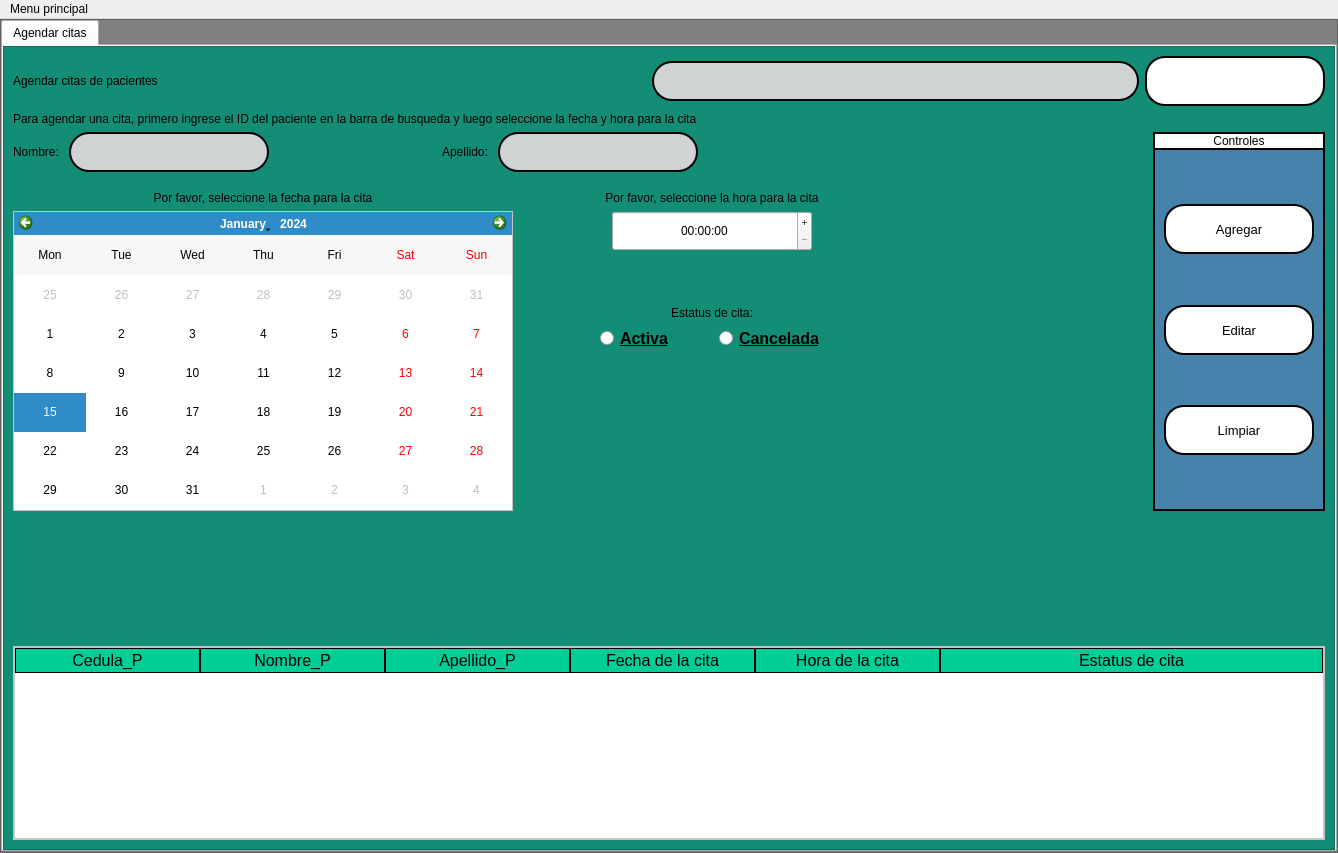
Reinaldito04/App-Consultas-y-Historias-Medicas, file interfaces/citas.ui: the form before one commit.
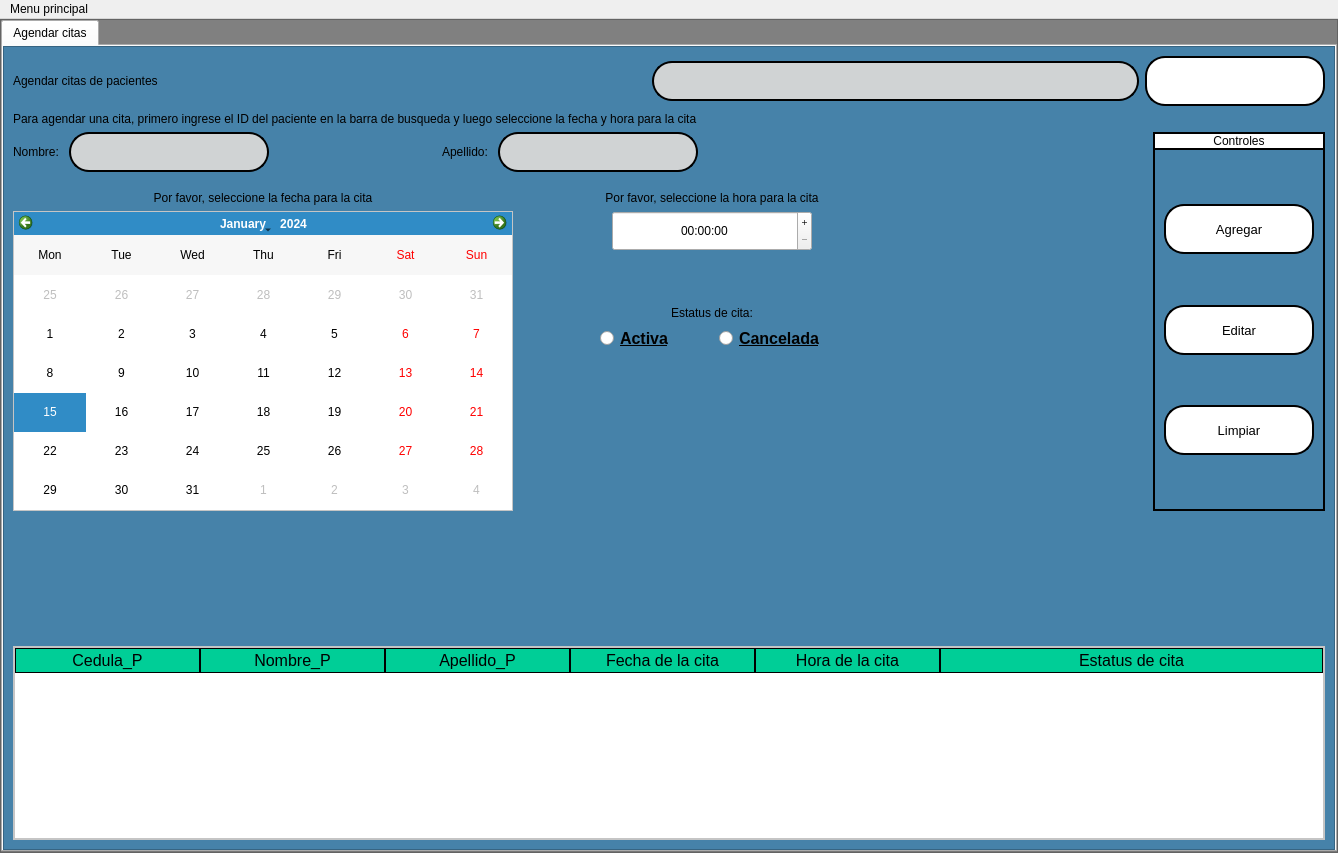
The form after the commit. Icons and pictures are not drawn.

```diff
--- a/interfaces/citas.ui
+++ b/interfaces/citas.ui
@@ -88,7 +88,7 @@
             <widget class="QFrame" name="frame_2">
              <property name="styleSheet">
               <string notr="true">QFrame{
-background-color:#138D75;
+background-color:rgb(70, 130, 169);
 	font: 12pt &quot;Microsoft Sans Serif&quot;;
 }
 QTableWidget{
@@ -462,6 +462,19 @@
                             <property name="showGroupSeparator" stdset="0">
                              <bool>false</bool>
                             </property>
+                            <property name="maximumDateTime">
+                             <datetime>
+                              <hour>23</hour>
+                              <minute>59</minute>
+                              <second>59</second>
+                              <year>2000</year>
+                              <month>1</month>
+                              <day>1</day>
+                             </datetime>
+                            </property>
+                            <property name="currentSection">
+                             <enum>QDateTimeEdit::HourSection</enum>
+                            </property>
                             <property name="calendarPopup">
                              <bool>false</bool>
                             </property>
```
